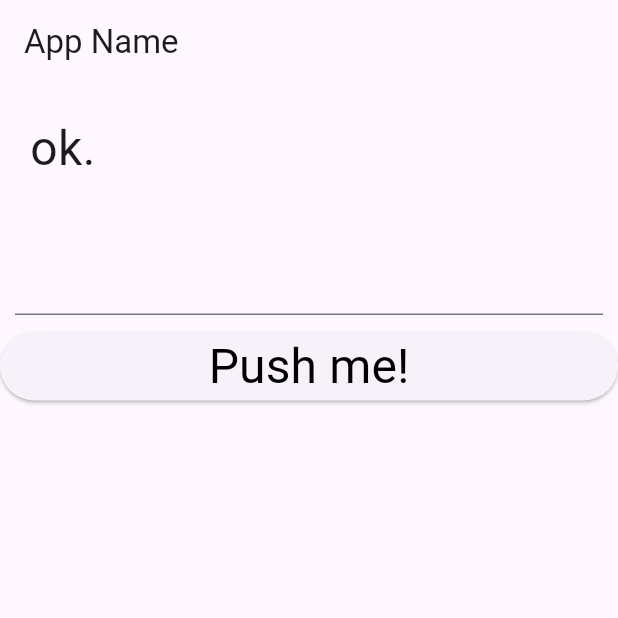
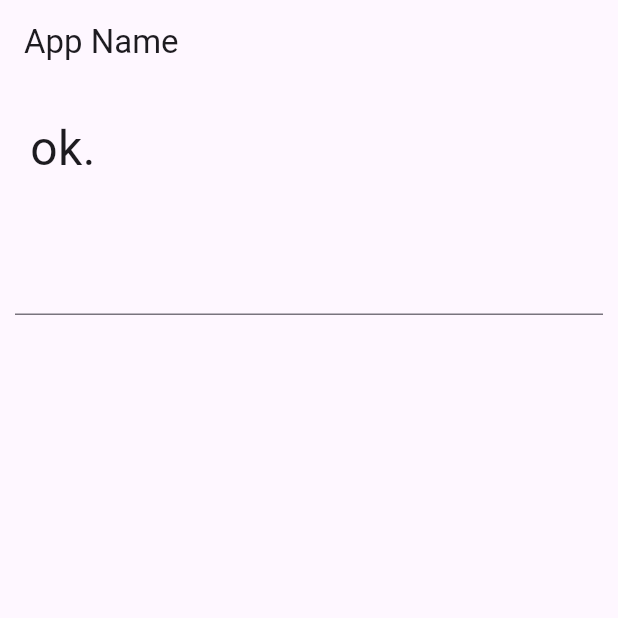
Before and after one commit to f24ba017/RepositoryForVSCode, a Flutter app: the screen it shows after launch, on a phone screen of 412 x 824 dp, the top half of it. Run offline on Flutter 3.47's test engine with Material 3 defaults, Android fonts, the phone set to English and light mode, and no system bars.

Commit message:
3-9 書き換え

```diff
--- a/flutter_app/lib/main.dart
+++ b/flutter_app/lib/main.dart
@@ -54,6 +54,7 @@ class _MyHomePageState extends State<MyHomePage> {
             Padding(
               padding: EdgeInsets.all(10.0),
               child: TextField(
+                onChanged: textChanged,
                 controller: _controller,
                 style: TextStyle(
                   fontSize: 28.0,
@@ -62,25 +63,15 @@ class _MyHomePageState extends State<MyHomePage> {
                   fontFamily: "Roboto"),
               ),
             ),
-            ElevatedButton(
-                child: Text(
-                  "Push me!",
-                  style: TextStyle(
-                    fontSize: 32.0,
-                    color: const Color(0xff000000),
-                    fontWeight: FontWeight.w400,
-                    fontFamily: "Roboto"),
-                ),
-                onPressed: buttonPressed),
           ],
         ),
       ),
     );
   }
 
-  void buttonPressed() {
-    setState(() {
-      _message = 'you said: ' + _controller.text;
+  void textChanged(String val){
+    setState((){
+      _message = val.toUpperCase();
     });
   }
 }
```
